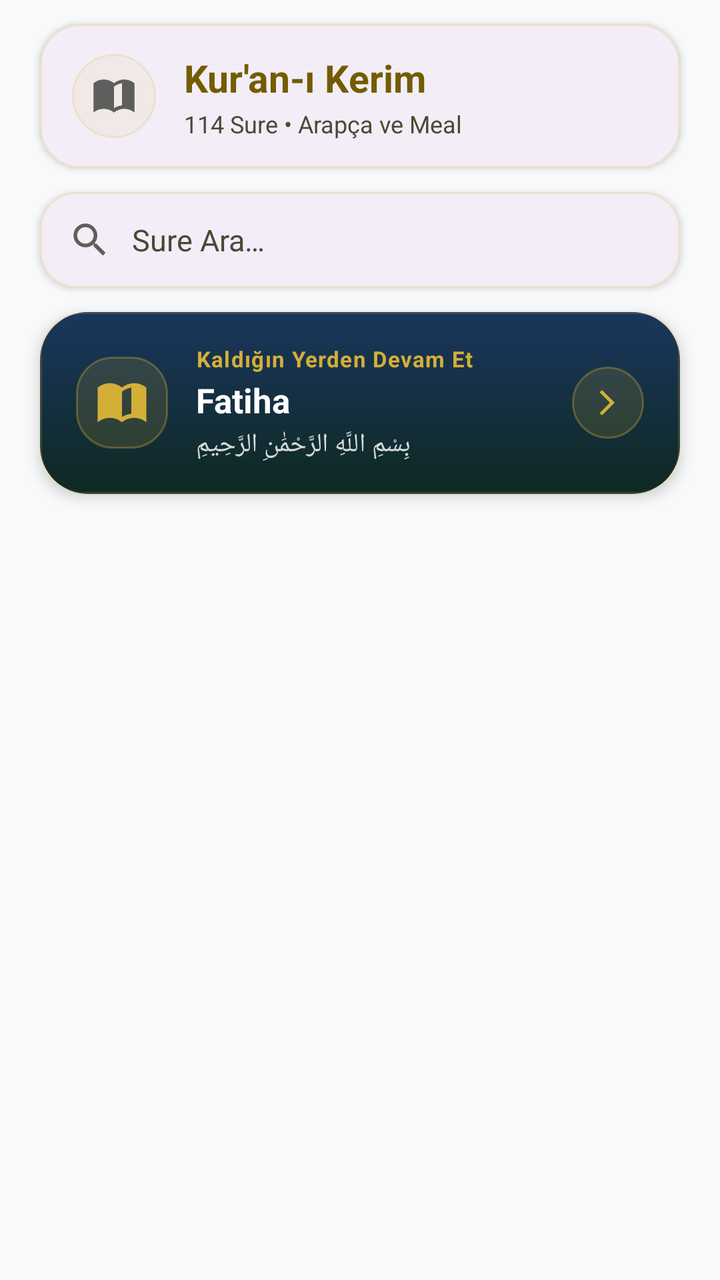
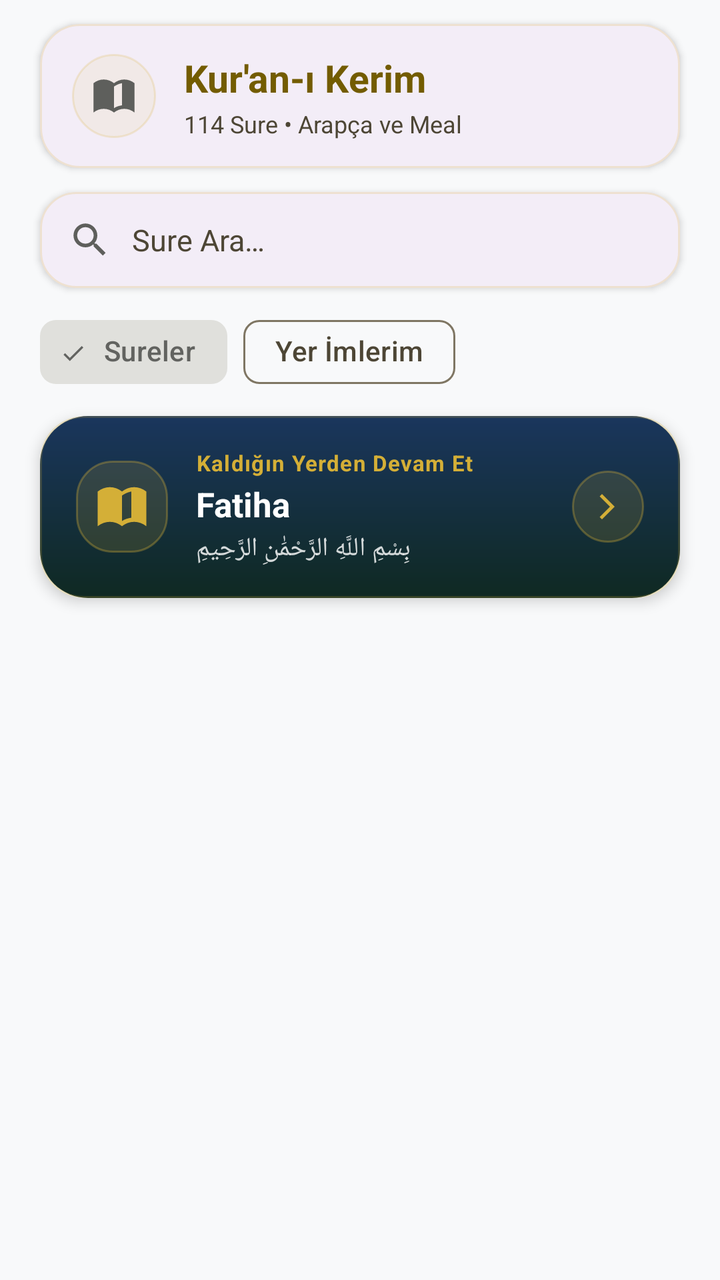

Before-and-after screenshots of an Android layout around one commit, followed by the original layout XML and the change that was made.
<!-- AndroidManifest.xml: application theme Theme.Hilalim -->
<!-- res/layout/fragment_quran.xml -->
<?xml version="1.0" encoding="utf-8"?>
<androidx.constraintlayout.widget.ConstraintLayout xmlns:android="http://schemas.android.com/apk/res/android"
    xmlns:app="http://schemas.android.com/apk/res-auto"
    android:layout_width="match_parent"
    android:layout_height="match_parent"
    android:background="?attr/colorSurface">

    
    <com.google.android.material.card.MaterialCardView
        android:id="@+id/card_quran_header"
        android:layout_width="match_parent"
        android:layout_height="wrap_content"
        android:layout_marginHorizontal="20dp"
        android:layout_marginTop="12dp"
        app:cardBackgroundColor="?attr/colorSurfaceContainer"
        app:cardCornerRadius="20dp"
        app:cardElevation="2dp"
        app:layout_constraintTop_toTopOf="parent"
        app:strokeColor="@color/card_stroke"
        app:strokeWidth="1dp">

        <LinearLayout
            android:id="@+id/header_layout"
            android:layout_width="match_parent"
            android:layout_height="wrap_content"
            android:gravity="center_vertical"
            android:orientation="horizontal"
            android:paddingHorizontal="16dp"
            android:paddingVertical="14dp">

            <ImageView
                android:layout_width="42dp"
                android:layout_height="42dp"
                android:background="@drawable/bg_tool_icon"
                android:contentDescription="@null"
                android:padding="10dp"
                android:src="@drawable/ic_quran_rounded"
                app:tint="?attr/colorSecondary" />

            <LinearLayout
                android:layout_width="0dp"
                android:layout_height="wrap_content"
                android:layout_marginStart="14dp"
                android:layout_weight="1"
                android:orientation="vertical">

                <TextView
                    android:id="@+id/tv_title"
                    android:layout_width="wrap_content"
                    android:layout_height="wrap_content"
                    android:text="@string/quran_main_title"
                    android:textColor="?attr/colorPrimary"
                    android:textSize="19sp"
                    android:textStyle="bold" />

                <TextView
                    android:id="@+id/tv_subtitle"
                    android:layout_width="wrap_content"
                    android:layout_height="wrap_content"
                    android:layout_marginTop="2dp"
                    android:text="@string/quran_subtitle"
                    android:textColor="?attr/colorOnSurfaceVariant"
                    android:textSize="12sp" />
            </LinearLayout>
        </LinearLayout>
    </com.google.android.material.card.MaterialCardView>

    
    <com.google.android.material.card.MaterialCardView
        android:id="@+id/search_container"
        android:layout_width="match_parent"
        android:layout_height="wrap_content"
        android:layout_marginHorizontal="20dp"
        android:layout_marginTop="12dp"
        app:cardBackgroundColor="?attr/colorSurfaceContainer"
        app:cardCornerRadius="18dp"
        app:cardElevation="2dp"
        app:layout_constraintTop_toBottomOf="@id/card_quran_header"
        app:strokeColor="@color/card_stroke"
        app:strokeWidth="1dp">

        <LinearLayout
            android:layout_width="match_parent"
            android:layout_height="48dp"
            android:gravity="center_vertical"
            android:orientation="horizontal"
            android:paddingHorizontal="14dp">

            <ImageView
                android:layout_width="22dp"
                android:layout_height="22dp"
                android:contentDescription="@string/sure_ara"
                android:src="@drawable/ic_search_rounded"
                app:tint="?attr/colorSecondary" />

            <EditText
                android:id="@+id/et_search"
                android:layout_width="0dp"
                android:layout_height="match_parent"
                android:layout_marginStart="10dp"
                android:layout_weight="1"
                android:background="@android:color/transparent"
                android:hint="@string/sure_ara"
                android:imeOptions="actionSearch"
                android:importantForAutofill="no"
                android:inputType="text"
                android:singleLine="true"
                android:textColor="?attr/colorOnSurface"
                android:textColorHint="?attr/colorOnSurfaceVariant"
                android:textSize="15sp" />

            <ImageView
                android:id="@+id/btn_clear_search"
                android:layout_width="32dp"
                android:layout_height="32dp"
                android:background="?attr/selectableItemBackgroundBorderless"
                android:clickable="true"
                android:contentDescription="@string/quran_clear_search"
                android:focusable="true"
                android:padding="6dp"
                android:src="@drawable/ic_close"
                android:visibility="gone"
                app:tint="?attr/colorOnSurfaceVariant" />
        </LinearLayout>
    </com.google.android.material.card.MaterialCardView>

    
    <com.google.android.material.card.MaterialCardView
        android:id="@+id/card_continue_reading"
        android:layout_width="match_parent"
        android:layout_height="wrap_content"
        android:layout_marginHorizontal="20dp"
        android:layout_marginTop="12dp"
        android:clickable="true"
        android:focusable="true"
        app:cardCornerRadius="22dp"
        app:cardElevation="4dp"
        app:layout_constraintTop_toBottomOf="@id/search_container"
        app:strokeColor="@color/card_stroke"
        app:strokeWidth="1dp">

        <LinearLayout
            android:layout_width="match_parent"
            android:layout_height="wrap_content"
            android:background="@drawable/bg_dark_gradient_card"
            android:gravity="center_vertical"
            android:orientation="horizontal"
            android:paddingHorizontal="18dp"
            android:paddingVertical="16dp">

            <ImageView
                android:layout_width="46dp"
                android:layout_height="46dp"
                android:background="@drawable/bg_hero_icon"
                android:contentDescription="@null"
                android:padding="10dp"
                android:src="@drawable/ic_quran_rounded"
                app:tint="@color/gold" />

            <LinearLayout
                android:layout_width="0dp"
                android:layout_height="wrap_content"
                android:layout_marginHorizontal="14dp"
                android:layout_weight="1"
                android:orientation="vertical">

                <TextView
                    android:layout_width="wrap_content"
                    android:layout_height="wrap_content"
                    android:letterSpacing="0.04"
                    android:text="@string/quran_continue_reading"
                    android:textColor="@color/gold"
                    android:textSize="11sp"
                    android:textStyle="bold" />

                <TextView
                    android:id="@+id/txt_last_surah_name"
                    android:layout_width="wrap_content"
                    android:layout_height="wrap_content"
                    android:layout_marginTop="2dp"
                    android:text="Fatiha"
                    android:textColor="@color/white"
                    android:textSize="17sp"
                    android:textStyle="bold" />

                <TextView
                    android:id="@+id/txt_last_surah_bismillah"
                    android:layout_width="wrap_content"
                    android:layout_height="wrap_content"
                    android:layout_marginTop="2dp"
                    android:alpha="0.82"
                    android:text="بِسْمِ اللَّهِ الرَّحْمَٰنِ الرَّحِيمِ"
                    android:textColor="@color/white"
                    android:textSize="13sp" />
            </LinearLayout>

            <ImageView
                android:layout_width="36dp"
                android:layout_height="36dp"
                android:background="@drawable/bg_hero_icon"
                android:contentDescription="@null"
                android:padding="8dp"
                android:src="@drawable/ic_forward_arrow"
                app:tint="@color/gold" />
        </LinearLayout>
    </com.google.android.material.card.MaterialCardView>

    <androidx.recyclerview.widget.RecyclerView
        android:id="@+id/rv_surah"
        android:layout_width="match_parent"
        android:layout_height="0dp"
        android:layout_marginTop="6dp"
        android:clipToPadding="false"
        android:paddingTop="4dp"
        android:paddingBottom="20dp"
        app:layout_constraintBottom_toBottomOf="parent"
        app:layout_constraintTop_toBottomOf="@id/card_continue_reading" />

</androidx.constraintlayout.widget.ConstraintLayout>
<!-- resources referenced by this layout -->
<resources>
  <color name="card_stroke">#33D4AF37</color>
  <color name="gold">#D4AF37</color>
  <color name="white">#FFFFFFFF</color>
  <!-- drawable bg_dark_gradient_card (drawable) -->
  <?xml version="1.0" encoding="utf-8"?>
  <shape xmlns:android="http://schemas.android.com/apk/res/android">
      
      <gradient
          android:startColor="#1A365D"
          android:endColor="#0F2922"
          android:angle="270" />
      <corners android:radius="24dp" />
  </shape>
  <!-- drawable bg_hero_icon (drawable) -->
  <?xml version="1.0" encoding="utf-8"?>
  <shape xmlns:android="http://schemas.android.com/apk/res/android"
      android:shape="rectangle">
      <solid android:color="#26D4AF37" />
      <corners android:radius="18dp" />
      <stroke
          android:width="1dp"
          android:color="#55D4AF37" />
  </shape>
  <!-- drawable bg_tool_icon (drawable) -->
  <?xml version="1.0" encoding="utf-8"?>
  <shape xmlns:android="http://schemas.android.com/apk/res/android"
      android:shape="oval">
      <solid android:color="@color/selected_lang_bg" />
      <stroke
          android:width="1dp"
          android:color="@color/card_stroke" />
  </shape>
  <!-- drawable ic_close (drawable) -->
  <vector xmlns:android="http://schemas.android.com/apk/res/android"
      android:width="24dp"
      android:height="24dp"
      android:viewportWidth="24"
      android:viewportHeight="24">
      <path
          android:fillColor="#FFFFFFFF"
          android:pathData="M19,6.41L17.59,5 12,10.59 6.41,5 5,6.41 10.59,12 5,17.59 6.41,19 12,13.41 17.59,19 19,17.59 13.41,12z" />
  </vector>
  <string name="quran_clear_search">Aramayı Temizle</string>
  <string name="quran_continue_reading">Kaldığın Yerden Devam Et</string>
  <string name="quran_main_title">Kur\'an-ı Kerim</string>
  <string name="quran_subtitle">114 Sure • Arapça ve Meal</string>
  <string name="sure_ara">Sure Ara…</string>
  <style name="Theme.Hilalim" parent="Base.Theme.Hilalim" />
  <color name="selected_lang_bg">#15D4AF37</color>
  <color name="md_theme_light_primary">#735C00</color>
  <color name="md_theme_light_onPrimary">#FFFFFF</color>
  <color name="md_theme_light_primaryContainer">#D4AF37</color>
  <color name="md_theme_light_onPrimaryContainer">#554300</color>
  <color name="md_theme_light_secondary">#5E5F5C</color>
  <color name="md_theme_light_onSecondary">#FFFFFF</color>
  <color name="md_theme_light_secondaryContainer">#E0E0DC</color>
  <color name="md_theme_light_onSecondaryContainer">#626360</color>
  <color name="md_theme_light_tertiary">#5F5F56</color>
  <color name="md_theme_light_onTertiary">#FFFFFF</color>
  <color name="md_theme_light_tertiaryContainer">#B4B3A8</color>
  <color name="md_theme_light_onTertiaryContainer">#45453D</color>
  <color name="md_theme_light_background">#F8F9FA</color>
  <color name="md_theme_light_surface">#F8F9FA</color>
  <color name="md_theme_light_onSurface">#191C1D</color>
  <color name="md_theme_light_surfaceVariant">#E1E3E4</color>
  <color name="md_theme_light_onSurfaceVariant">#4D4635</color>
  <color name="md_theme_light_outline">#7F7663</color>
  <color name="md_theme_light_inverseSurface">#2E3132</color>
  <color name="md_theme_light_inverseOnSurface">#EFF1F2</color>
  <color name="md_theme_light_error">#BA1A1A</color>
  <color name="md_theme_light_onError">#FFFFFF</color>
  <color name="md_theme_light_errorContainer">#FFDAD6</color>
  <color name="md_theme_light_onErrorContainer">#93000A</color>
  <!-- unchanged entries left out for length: 4 -->
</resources>

<!-- the commit's change to res/layout/fragment_quran.xml (unified diff, before → after) -->
@@ -125,17 +125,44 @@
     </com.google.android.material.card.MaterialCardView>
 
     
+    <com.google.android.material.chip.ChipGroup
+        android:id="@+id/chip_group_quran_mode"
+        android:layout_width="match_parent"
+        android:layout_height="wrap_content"
+        android:layout_marginHorizontal="20dp"
+        android:layout_marginTop="8dp"
+        app:layout_constraintTop_toBottomOf="@id/search_container"
+        app:selectionRequired="true"
+        app:singleSelection="true">
+
+        <com.google.android.material.chip.Chip
+            android:id="@+id/chip_quran_surahs"
+            style="@style/Widget.Material3.Chip.Filter"
+            android:layout_width="wrap_content"
+            android:layout_height="wrap_content"
+            android:checked="true"
+            android:text="@string/quran_tab_surahs" />
+
+        <com.google.android.material.chip.Chip
+            android:id="@+id/chip_quran_bookmarks"
+            style="@style/Widget.Material3.Chip.Filter"
+            android:layout_width="wrap_content"
+            android:layout_height="wrap_content"
+            android:text="@string/quran_tab_bookmarks" />
+    </com.google.android.material.chip.ChipGroup>
+
+    
     <com.google.android.material.card.MaterialCardView
         android:id="@+id/card_continue_reading"
         android:layout_width="match_parent"
         android:layout_height="wrap_content"
         android:layout_marginHorizontal="20dp"
-        android:layout_marginTop="12dp"
+        android:layout_marginTop="8dp"
         android:clickable="true"
         android:focusable="true"
         app:cardCornerRadius="22dp"
         app:cardElevation="4dp"
-        app:layout_constraintTop_toBottomOf="@id/search_container"
+        app:layout_constraintTop_toBottomOf="@id/chip_group_quran_mode"
         app:strokeColor="@color/card_stroke"
         app:strokeWidth="1dp">
 
@@ -205,6 +232,21 @@
         </LinearLayout>
     </com.google.android.material.card.MaterialCardView>
 
+    <TextView
+        android:id="@+id/txt_bookmarks_empty"
+        android:layout_width="0dp"
+        android:layout_height="wrap_content"
+        android:layout_marginHorizontal="32dp"
+        android:gravity="center"
+        android:text="@string/quran_bookmarks_empty"
+        android:textColor="?attr/colorOnSurfaceVariant"
+        android:textSize="14sp"
+        android:visibility="gone"
+        app:layout_constraintBottom_toBottomOf="parent"
+        app:layout_constraintEnd_toEndOf="parent"
+        app:layout_constraintStart_toStartOf="parent"
+        app:layout_constraintTop_toBottomOf="@id/card_continue_reading" />
+
     <androidx.recyclerview.widget.RecyclerView
         android:id="@+id/rv_surah"
         android:layout_width="match_parent"
<!-- resource entries referenced after the edit -->
@@ -42,10 +42,13 @@
           android:fillColor="#FFFFFFFF"
           android:pathData="M19,6.41L17.59,5 12,10.59 6.41,5 5,6.41 10.59,12 5,17.59 6.41,19 12,13.41 17.59,19 19,17.59 13.41,12z" />
   </vector>
+  <string name="quran_bookmarks_empty">Henüz yer imi eklemediniz.\nAyetlerin üzerindeki kalp simgesine dokunarak kaydedebilirsiniz.</string>
   <string name="quran_clear_search">Aramayı Temizle</string>
   <string name="quran_continue_reading">Kaldığın Yerden Devam Et</string>
   <string name="quran_main_title">Kur\'an-ı Kerim</string>
   <string name="quran_subtitle">114 Sure • Arapça ve Meal</string>
+  <string name="quran_tab_bookmarks">Yer İmlerim</string>
+  <string name="quran_tab_surahs">Sureler</string>
   <string name="sure_ara">Sure Ara…</string>
   <style name="Theme.Hilalim" parent="Base.Theme.Hilalim" />
   <color name="selected_lang_bg">#15D4AF37</color>
